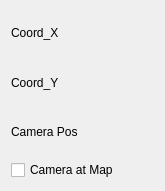
This is src/ui/SlugsVideoCamControl.ui in mavlink/qgroundcontrol as Qt 5 draws it before an edit. The edited form follows.
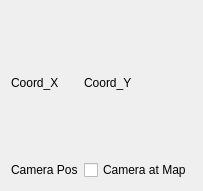
This is the edited form.

Commit message: change slugs camera control

The edit to the form file:
```diff
--- a/src/ui/SlugsVideoCamControl.ui
+++ b/src/ui/SlugsVideoCamControl.ui
@@ -22,10 +22,10 @@
   <property name="windowTitle">
    <string>Form</string>
   </property>
-  <layout class="QGridLayout" name="gridLayout">
-   <item row="0" column="0">
-    <layout class="QVBoxLayout" name="verticalLayout">
-     <item>
+  <layout class="QVBoxLayout" name="verticalLayout">
+   <item>
+    <layout class="QGridLayout" name="gridLayout">
+     <item row="0" column="0">
       <widget class="QLabel" name="label_x">
        <property name="mouseTracking">
         <bool>true</bool>
@@ -35,7 +35,7 @@
        </property>
       </widget>
      </item>
-     <item>
+     <item row="0" column="1">
       <widget class="QLabel" name="label_y">
        <property name="mouseTracking">
         <bool>true</bool>
@@ -45,24 +45,20 @@
        </property>
       </widget>
      </item>
-     <item>
-      <widget class="QLabel" name="label_dir">
-       <property name="text">
-        <string>Camera Pos</string>
-       </property>
-      </widget>
-     </item>
-    </layout>
-   </item>
-   <item row="1" column="0">
-    <layout class="QHBoxLayout" name="horizontalLayout">
-     <item>
+     <item row="1" column="1">
       <widget class="QCheckBox" name="viewCamBordeatMap_checkBox">
        <property name="text">
         <string>Camera at Map</string>
        </property>
       </widget>
      </item>
+     <item row="1" column="0">
+      <widget class="QLabel" name="label_dir">
+       <property name="text">
+        <string>Camera Pos</string>
+       </property>
+      </widget>
+     </item>
     </layout>
    </item>
   </layout>
```
The commit also changes 5 other files.
